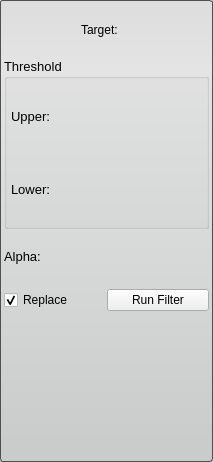
First picture: the form in src/Interface/ToolInterface/HistogramEqualizationFilterInterface.ui, repository SCIInstitute/Seg3D, before the edit.
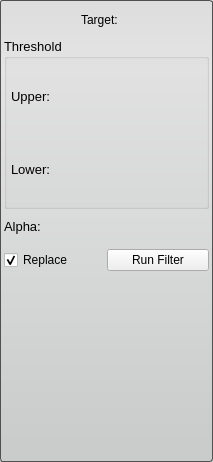
Second picture: the form after the edit.

What changed in the file:
```diff
--- a/src/Interface/ToolInterface/HistogramEqualizationFilterInterface.ui
+++ b/src/Interface/ToolInterface/HistogramEqualizationFilterInterface.ui
@@ -248,7 +248,7 @@
      <property name="minimumSize">
       <size>
        <width>205</width>
-       <height>140</height>
+       <height>180</height>
       </size>
      </property>
      <layout class="QHBoxLayout" name="histogramHLayout">
```
